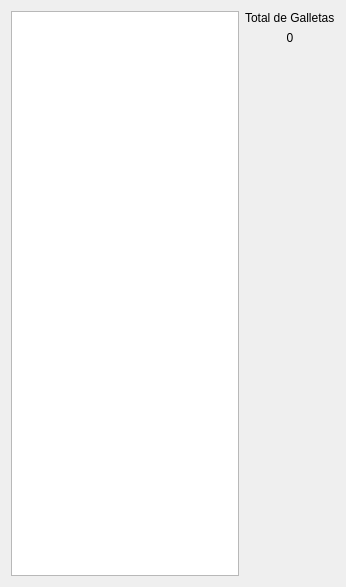
Qt form ventanaalmacenterminal.ui (DavidCrgh/Tarea_Programa_Estructuras_1) before a commit.
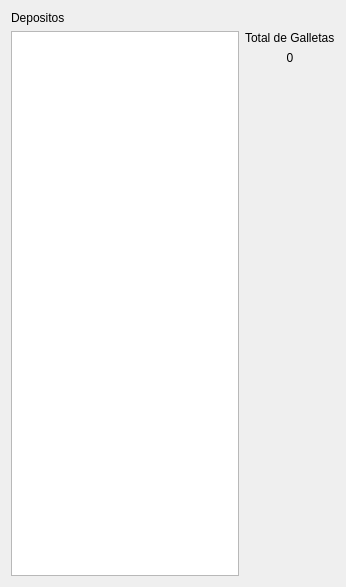
The same form after that commit. Icons and pictures are not drawn.

The edit to the form file:
```diff
--- a/ventanaalmacenterminal.ui
+++ b/ventanaalmacenterminal.ui
@@ -30,6 +30,13 @@
     <normaloff>:/imagenes/Imagenes/iconoAlmacenS.png</normaloff>:/imagenes/Imagenes/iconoAlmacenS.png</iconset>
   </property>
   <layout class="QVBoxLayout" name="verticalLayout_2">
+   <item>
+    <widget class="QLabel" name="depositos">
+     <property name="text">
+      <string>Depositos</string>
+     </property>
+    </widget>
+   </item>
    <item>
     <layout class="QHBoxLayout" name="horizontalLayout">
      <item>
```
